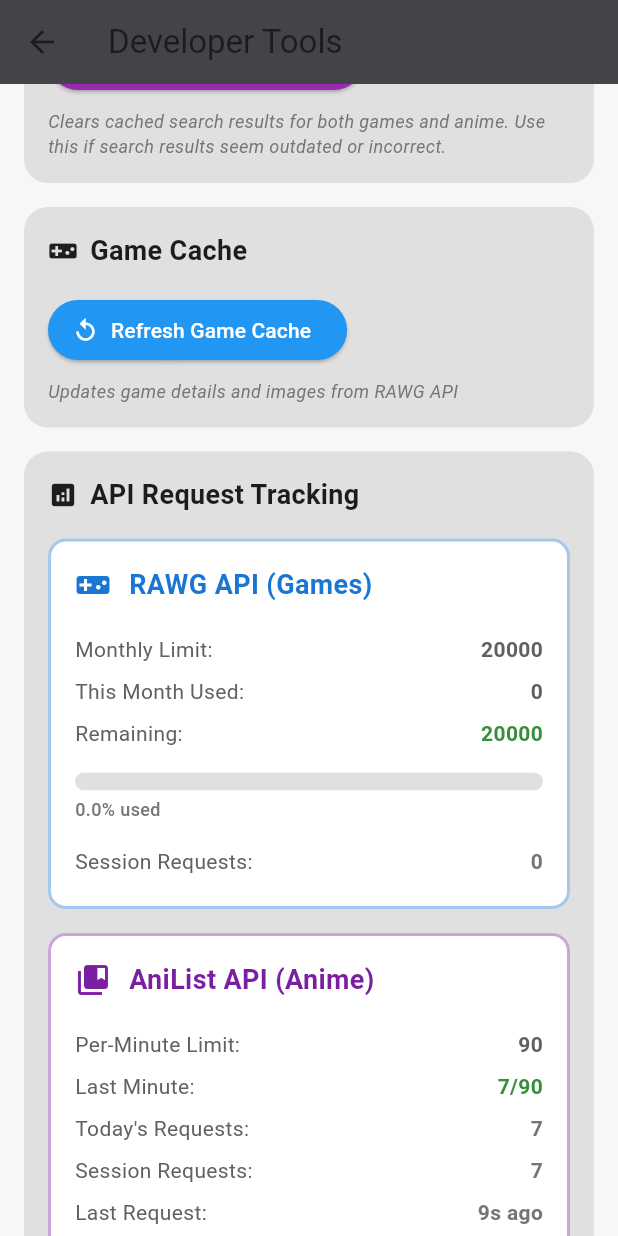
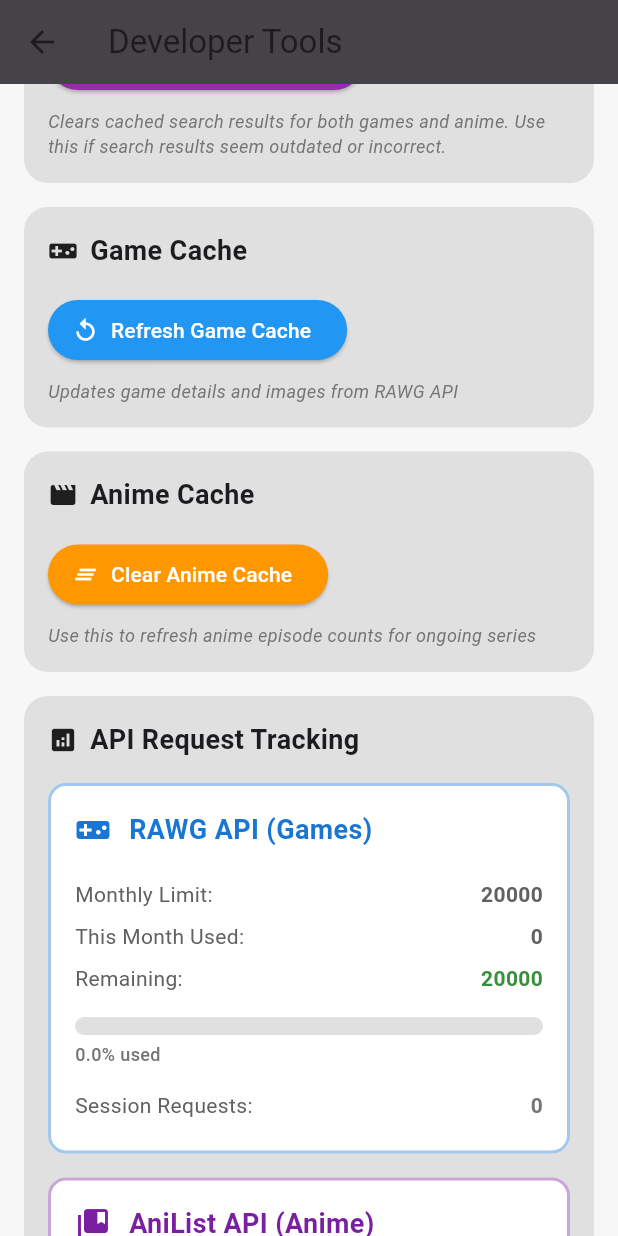
Before and after one commit to Robbo04/Flutter_GeekHobbyApp, a Flutter app: the DeveloperPage screen opened directly, scrolled down 576 dp, on a phone screen of 412 x 824 dp. Run offline on Flutter 3.47's test engine with Material 3 defaults, Android fonts, the phone set to English and light mode, and no system bars; our stand-ins replace flutter_dotenv, graphql_flutter, hive, hive_flutter; accounts and stored records are empty; generated files the repository leaves out were written again; network calls fail.

Commit message:
clear anime cache, fixed episodes
if episodes is to big/unkown itll get the last aired episode - 1.

```diff
--- a/app_geek_hobby_app/lib/Classes/Widgets/Detail/anime_display.dart
+++ b/app_geek_hobby_app/lib/Classes/Widgets/Detail/anime_display.dart
@@ -160,7 +160,12 @@
         Text(widget.anime.yearReleased.toString(), style: const TextStyle(fontSize: 16)),
         Text("Runtime: ${widget.anime.runtime} minutes", style: const TextStyle(fontSize: 16)),
         Text("Seasons: ${widget.anime.seasons}", style: const TextStyle(fontSize: 16)),
-        Text("Episodes: ${widget.anime.episodes}", style: const TextStyle(fontSize: 16)),
+        Text(
+          widget.anime.episodes == 0
+            ? "Episodes: Ongoing"
+            : "Episodes: ${widget.anime.episodes}",
+          style: const TextStyle(fontSize: 16),
+        ),
       ],
       owned: watched,
       wishlisted: wishlisted,
--- a/app_geek_hobby_app/lib/Pages/developer.dart
+++ b/app_geek_hobby_app/lib/Pages/developer.dart
@@ -141,6 +141,46 @@
                 const SizedBox(height: 8),
                 Text(
                   'Updates game details and images from RAWG API',
+                  style: TextStyle(
+                    fontSize: 12,
+                    color: Colors.grey[600],
+                    fontStyle: FontStyle.italic,
+                  ),
+                ),
+              ],
+            ),
+
+            AppSpacing.verticalLg,
+
+            // Anime Cache Section
+            _buildSection(
+              title: 'Anime Cache',
+              icon: Icons.movie,
+              children: [
+                ElevatedButton.icon(
+                  onPressed: () => DialogHelpers.executeAsyncAction(
+                    context,
+                    confirmTitle: 'Clear Anime Cache',
+                    confirmContent:
+                        'This will clear all cached anime data. Your collection flags '
+                        '(watched/wishlist) and ratings will be preserved, but anime '
+                        'details will be refetched with updated episode counts.',
+                    confirmText: 'Clear Cache',
+                    successMessage: 'Anime cache cleared!',
+                    action: () async {
+                      await AniListService.instance.clearAnimeCache();
+                    },
+                  ),
+                  icon: const Icon(Icons.clear_all),
+                  label: const Text('Clear Anime Cache'),
+                  style: ElevatedButton.styleFrom(
+                    backgroundColor: Colors.orange,
+                    foregroundColor: Colors.white,
+                  ),
+                ),
+                const SizedBox(height: 8),
+                Text(
+                  'Use this to refresh anime episode counts for ongoing series',
                   style: TextStyle(
                     fontSize: 12,
                     color: Colors.grey[600],
--- a/app_geek_hobby_app/lib/Services/anilist/anilist_cache.dart
+++ b/app_geek_hobby_app/lib/Services/anilist/anilist_cache.dart
@@ -81,4 +81,9 @@
       await metaBox.delete(key);
     }
   }
+
+  /// Clear all cached anime data
+  Future<void> clearAnimeCache() async {
+    await animeBox.clear();
+  }
 }
--- a/app_geek_hobby_app/lib/Services/anilist/anilist_queries.dart
+++ b/app_geek_hobby_app/lib/Services/anilist/anilist_queries.dart
@@ -20,6 +20,9 @@
           episodes
           duration
           seasonYear
+          nextAiringEpisode {
+            episode
+          }
           coverImage {
             large
           }
@@ -57,6 +60,9 @@
               episodes
               duration
               seasonYear
+              nextAiringEpisode {
+                episode
+              }
               coverImage {
                 large
               }
@@ -86,6 +92,9 @@
           episodes
           duration
           seasonYear
+          nextAiringEpisode {
+            episode
+          }
           coverImage {
             large
           }
@@ -114,6 +123,9 @@
           episodes
           duration
           seasonYear
+          nextAiringEpisode {
+            episode
+          }
           coverImage {
             large
           }
@@ -142,6 +154,9 @@
           episodes
           duration
           seasonYear
+          nextAiringEpisode {
+            episode
+          }
           coverImage {
             large
           }
@@ -170,6 +185,9 @@
           episodes
           duration
           seasonYear
+          nextAiringEpisode {
+            episode
+          }
           coverImage {
             large
           }
--- a/app_geek_hobby_app/lib/Services/anilist_service.dart
+++ b/app_geek_hobby_app/lib/Services/anilist_service.dart
@@ -271,6 +271,11 @@
     await _cache.clearSearchCache();
   }
 
+  /// Clear all cached anime data
+  Future<void> clearAnimeCache() async {
+    await _cache.clearAnimeCache();
+  }
+
   // ==================== CLEANUP ====================
 
   void dispose() {
```
Also changed, not shown: app_geek_hobby_app/lib/Services/anilist/anilist_parser.dart (+8 -3 lines).
